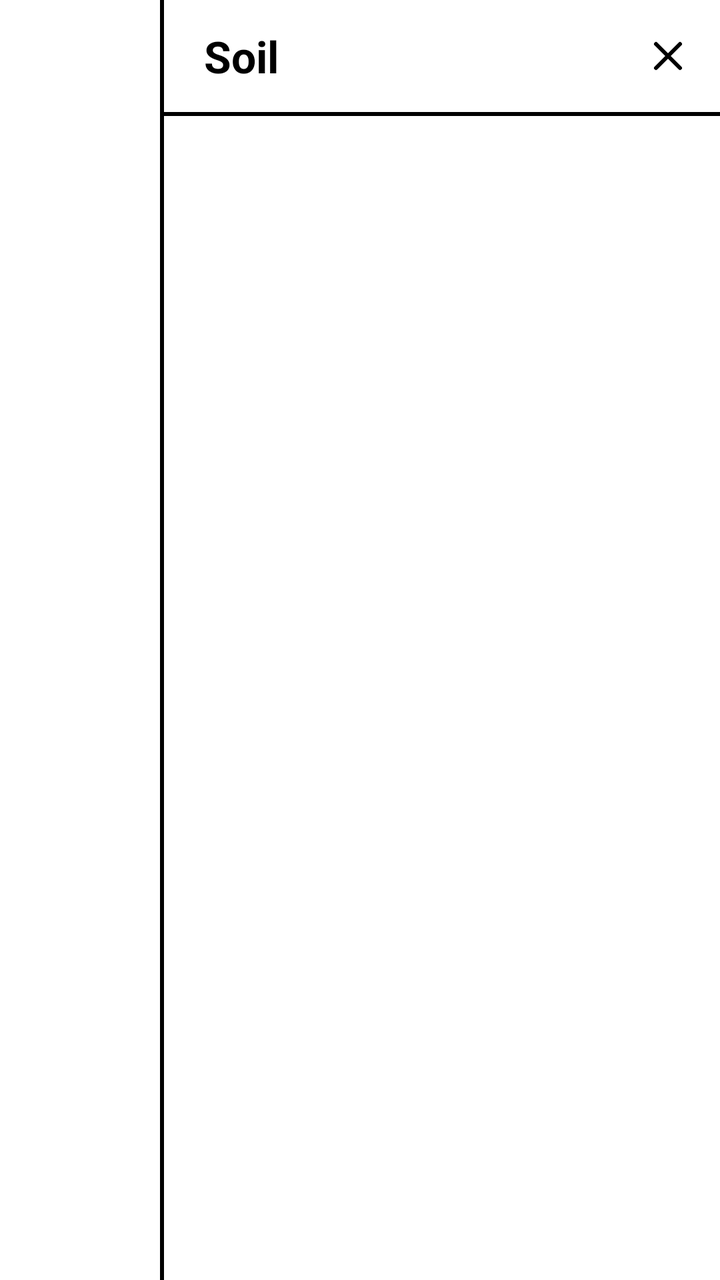
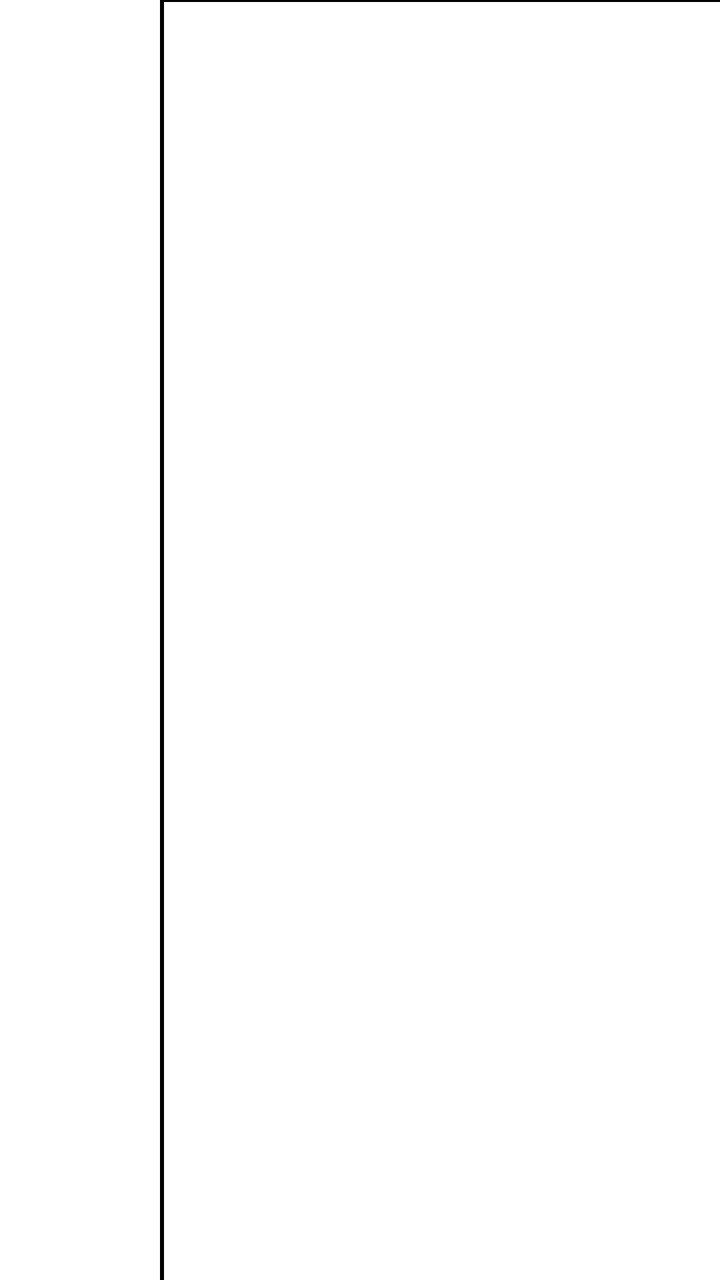

Compare the two renders of this Android layout. The source of the first and the diff that turns it into the second are given below.
<!-- AndroidManifest.xml: application theme Theme.Soil -->
<!-- res/layout/overlay_menu.xml -->
<?xml version="1.0" encoding="utf-8"?>
<FrameLayout xmlns:android="http://schemas.android.com/apk/res/android"
    android:layout_width="match_parent"
    android:layout_height="match_parent">

    <View
        android:id="@+id/scrim"
        android:layout_width="match_parent"
        android:layout_height="match_parent"
        android:background="@android:color/transparent" />

    <LinearLayout
        android:id="@+id/panel"
        android:layout_width="@dimen/menu_width"
        android:layout_height="match_parent"
        android:layout_gravity="end"
        android:orientation="vertical"
        android:background="@drawable/shape_menu_panel"
        android:clickable="true"
        android:paddingStart="2dp">

        <LinearLayout
            android:layout_width="match_parent"
            android:layout_height="@dimen/toolbar_bar_thickness"
            android:orientation="horizontal"
            android:gravity="center_vertical"
            android:paddingStart="20dp"
            android:paddingEnd="4dp">

            <TextView
                android:layout_width="0dp"
                android:layout_height="wrap_content"
                android:layout_weight="1"
                android:text="@string/app_name"
                android:textSize="22sp"
                android:textStyle="bold"
                android:textColor="@color/inkBlack" />

            <androidx.appcompat.widget.AppCompatImageButton
                android:id="@+id/btnClose"
                style="@style/Widget.Soil.ToolbarButton"
                android:src="@drawable/ic_x"
                android:contentDescription="@string/cd_menu_close" />
        </LinearLayout>

        <View
            android:layout_width="match_parent"
            android:layout_height="1dp"
            android:background="@color/inkBlack" />

        
        <LinearLayout
            android:id="@+id/ownRows"
            android:layout_width="match_parent"
            android:layout_height="wrap_content"
            android:orientation="vertical" />

        <View
            android:layout_width="match_parent"
            android:layout_height="1dp"
            android:background="@color/inkBlack" />

        
        <LinearLayout
            android:id="@+id/appRows"
            android:layout_width="match_parent"
            android:layout_height="0dp"
            android:layout_weight="1"
            android:orientation="vertical" />

        <LinearLayout
            android:id="@+id/pager"
            android:layout_width="match_parent"
            android:layout_height="wrap_content"
            android:orientation="vertical"
            android:visibility="gone">

            <View
                android:layout_width="match_parent"
                android:layout_height="1dp"
                android:background="@color/inkBlack" />

            <LinearLayout
                android:layout_width="match_parent"
                android:layout_height="@dimen/toolbar_bar_thickness"
                android:orientation="horizontal"
                android:gravity="center">

                <androidx.appcompat.widget.AppCompatImageButton
                    android:id="@+id/btnPrev"
                    style="@style/Widget.Soil.ToolbarButton"
                    android:src="@drawable/ic_page_prev"
                    android:contentDescription="@string/cd_page_previous" />

                <TextView
                    android:id="@+id/pageText"
                    android:layout_width="wrap_content"
                    android:layout_height="wrap_content"
                    android:minWidth="72dp"
                    android:gravity="center"
                    android:textSize="16sp"
                    android:textColor="@color/inkBlack" />

                <androidx.appcompat.widget.AppCompatImageButton
                    android:id="@+id/btnNext"
                    style="@style/Widget.Soil.ToolbarButton"
                    android:src="@drawable/ic_page_next"
                    android:contentDescription="@string/cd_page_next" />
            </LinearLayout>
        </LinearLayout>
    </LinearLayout>
</FrameLayout>
<!-- resources referenced by this layout -->
<resources>
  <color name="inkBlack">#000000</color>
  <dimen name="menu_width">280dp</dimen>
  <dimen name="toolbar_bar_thickness">56dp</dimen>
  <!-- drawable ic_page_next (drawable) -->
  <?xml version="1.0" encoding="utf-8"?>
  <vector xmlns:android="http://schemas.android.com/apk/res/android"
      android:width="24dp"
      android:height="24dp"
      android:viewportWidth="24"
      android:viewportHeight="24">
      <path
          android:fillColor="@android:color/transparent"
          android:strokeColor="@color/inkBlack"
          android:strokeWidth="2"
          android:strokeLineCap="round"
          android:strokeLineJoin="round"
          android:pathData="M9 6l6 6l-6 6"/>
  </vector>
  <!-- drawable ic_x (drawable) -->
  <?xml version="1.0" encoding="utf-8"?>
  <vector xmlns:android="http://schemas.android.com/apk/res/android"
      android:width="24dp"
      android:height="24dp"
      android:viewportWidth="24"
      android:viewportHeight="24">
      <path
          android:fillColor="@android:color/transparent"
          android:strokeColor="@color/inkBlack"
          android:strokeWidth="2"
          android:strokeLineCap="round"
          android:strokeLineJoin="round"
          android:pathData="M18 6l-12 12"/>
      <path
          android:fillColor="@android:color/transparent"
          android:strokeColor="@color/inkBlack"
          android:strokeWidth="2"
          android:strokeLineCap="round"
          android:strokeLineJoin="round"
          android:pathData="M6 6l12 12"/>
  </vector>
  <!-- drawable shape_menu_panel (drawable) -->
  <?xml version="1.0" encoding="utf-8"?>
  <layer-list xmlns:android="http://schemas.android.com/apk/res/android">
      <item>
          <shape android:shape="rectangle">
              <solid android:color="@color/inkBlack" />
          </shape>
      </item>
      <item android:left="2dp">
          <shape android:shape="rectangle">
              <solid android:color="@color/paperWhite" />
          </shape>
      </item>
  </layer-list>
  <string name="app_name">Soil</string>
  <string name="cd_menu_close">Close menu</string>
  <string name="cd_page_next">Next page</string>
  <string name="cd_page_previous">Previous page</string>
  <style name="Widget.Soil.ToolbarButton" parent="">
          <item name="android:layout_width">@dimen/toolbar_button_size</item>
          <item name="android:layout_height">@dimen/toolbar_button_size</item>
          <item name="android:background">@drawable/bg_toolbar_button</item>
          <item name="android:padding">@dimen/toolbar_button_padding</item>
          <item name="android:scaleType">fitCenter</item>
          <item name="android:stateListAnimator">@null</item>
      </style>
  <color name="paperWhite">#FFFFFF</color>
  <dimen name="toolbar_button_size">44dp</dimen>
  <dimen name="toolbar_button_padding">10dp</dimen>
  <!-- drawable shape_dialog_bordered (drawable) -->
  <?xml version="1.0" encoding="utf-8"?>
  <shape xmlns:android="http://schemas.android.com/apk/res/android">
      <solid android:color="@color/paperWhite" />
      <stroke android:width="2dp" android:color="@color/inkBlack" />
      <corners android:radius="4dp" />
  </shape>
  <style name="Widget.Soil.DialogButton" parent="Widget.AppCompat.Button.ButtonBar.AlertDialog">
          <item name="android:textColor">@color/inkBlack</item>
          <item name="android:textAllCaps">false</item>
          <item name="android:stateListAnimator">@null</item>
          <item name="android:background">@android:color/transparent</item>
          <item name="android:layout_marginStart">16dp</item>
          <item name="android:paddingStart">16dp</item>
          <item name="android:paddingEnd">16dp</item>
      </style>
  <!-- unchanged entries left out for length: 4 -->
</resources>

<!-- the commit's change to res/layout/overlay_menu.xml (unified diff, before → after) -->
@@ -18,35 +18,6 @@
         android:background="@drawable/shape_menu_panel"
         android:clickable="true"
         android:paddingStart="2dp">
-
-        <LinearLayout
-            android:layout_width="match_parent"
-            android:layout_height="@dimen/toolbar_bar_thickness"
-            android:orientation="horizontal"
-            android:gravity="center_vertical"
-            android:paddingStart="20dp"
-            android:paddingEnd="4dp">
-
-            <TextView
-                android:layout_width="0dp"
-                android:layout_height="wrap_content"
-                android:layout_weight="1"
-                android:text="@string/app_name"
-                android:textSize="22sp"
-                android:textStyle="bold"
-                android:textColor="@color/inkBlack" />
-
-            <androidx.appcompat.widget.AppCompatImageButton
-                android:id="@+id/btnClose"
-                style="@style/Widget.Soil.ToolbarButton"
-                android:src="@drawable/ic_x"
-                android:contentDescription="@string/cd_menu_close" />
-        </LinearLayout>
-
-        <View
-            android:layout_width="match_parent"
-            android:layout_height="1dp"
-            android:background="@color/inkBlack" />
 
         
         <LinearLayout
<!-- resource entries referenced after the edit -->
@@ -18,28 +18,6 @@
           android:strokeLineJoin="round"
           android:pathData="M9 6l6 6l-6 6"/>
   </vector>
-  <!-- drawable ic_x (drawable) -->
-  <?xml version="1.0" encoding="utf-8"?>
-  <vector xmlns:android="http://schemas.android.com/apk/res/android"
-      android:width="24dp"
-      android:height="24dp"
-      android:viewportWidth="24"
-      android:viewportHeight="24">
-      <path
-          android:fillColor="@android:color/transparent"
-          android:strokeColor="@color/inkBlack"
-          android:strokeWidth="2"
-          android:strokeLineCap="round"
-          android:strokeLineJoin="round"
-          android:pathData="M18 6l-12 12"/>
-      <path
-          android:fillColor="@android:color/transparent"
-          android:strokeColor="@color/inkBlack"
-          android:strokeWidth="2"
-          android:strokeLineCap="round"
-          android:strokeLineJoin="round"
-          android:pathData="M6 6l12 12"/>
-  </vector>
   <!-- drawable shape_menu_panel (drawable) -->
   <?xml version="1.0" encoding="utf-8"?>
   <layer-list xmlns:android="http://schemas.android.com/apk/res/android">
@@ -54,8 +32,6 @@
           </shape>
       </item>
   </layer-list>
-  <string name="app_name">Soil</string>
-  <string name="cd_menu_close">Close menu</string>
   <string name="cd_page_next">Next page</string>
   <string name="cd_page_previous">Previous page</string>
   <style name="Widget.Soil.ToolbarButton" parent="">
